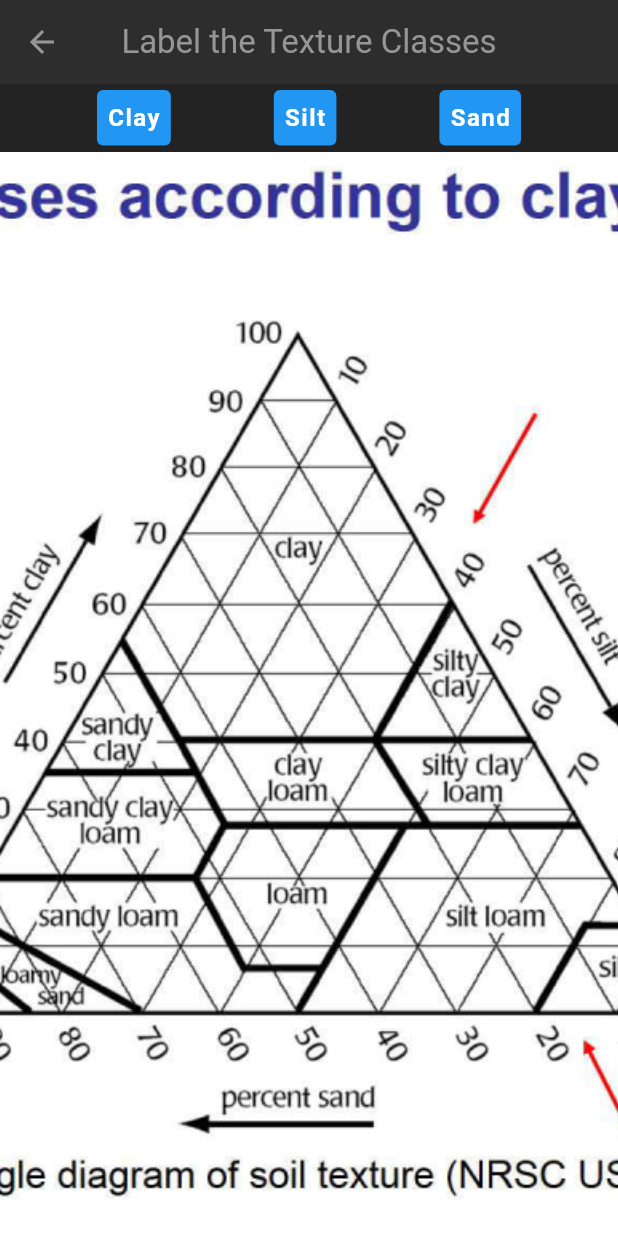
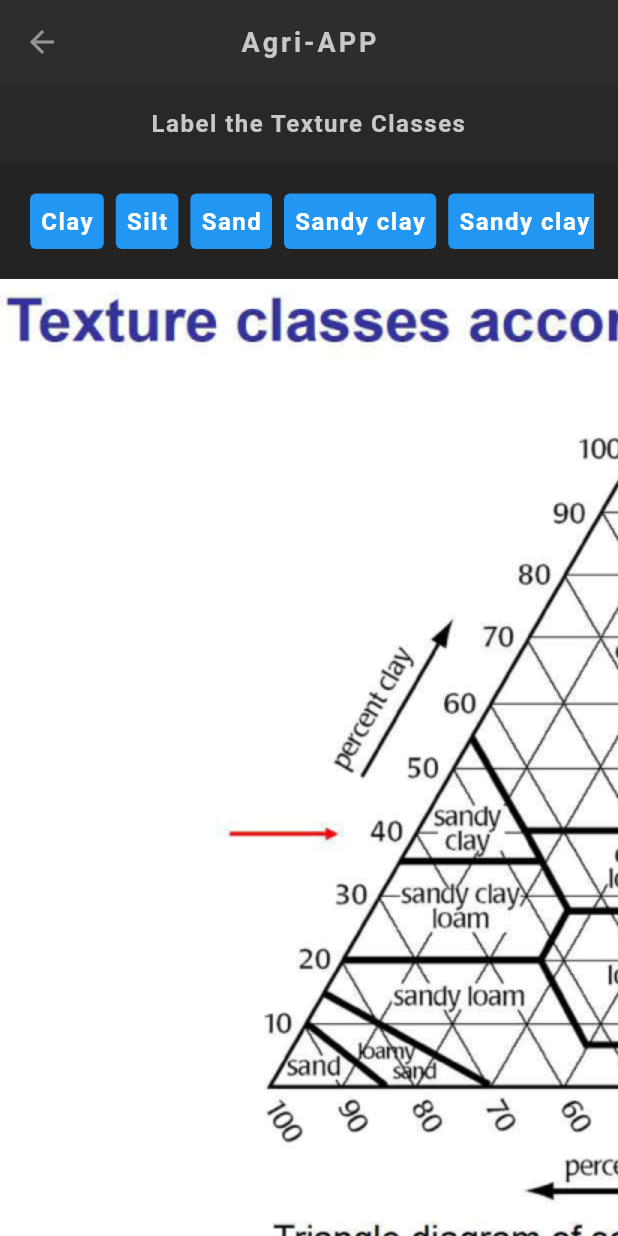
Before and after one commit to lopez-gina/app_agri, a Flutter app: the screen it shows after launch, after a tap on "Drag and Drop into markers Question", on a phone screen of 412 x 824 dp. Run offline on Flutter 3.47's test engine with Material 3 defaults, Android fonts, the phone set to English and light mode, and no system bars.

Commit message:
dragIntoMArkers updated

```diff
--- a/lib/screens/dragDrop.dart
+++ b/lib/screens/dragDrop.dart
@@ -1,12 +1,12 @@
 import 'package:flutter/material.dart';
 import '../globals.dart' as globals;
 
-class LeafLabelQuiz extends StatefulWidget {
+class Dragdrop extends StatefulWidget {
   @override
-  _LeafLabelQuizState createState() => _LeafLabelQuizState();
+  _DragdropState createState() => _DragdropState();
 }
 
-class _LeafLabelQuizState extends State<LeafLabelQuiz> {
+class _DragdropState extends State<Dragdrop> {
   double _scale = 1.0;
   double _previousScale = 1.0;
   Map<String, bool> labelPositions = {
--- a/lib/screens/dragDropMark.dart
+++ b/lib/screens/dragDropMark.dart
@@ -1,16 +1,29 @@
 import 'package:app_agri/models/polygon.dart';
 import 'package:flutter/material.dart';
+import '../globals.dart' as globals;
 
-class TextureClassQuiz extends StatefulWidget {
+class Dragdropmark extends StatefulWidget {
   @override
-  _TextureClassQuizState createState() => _TextureClassQuizState();
+  _DragdropmarkState createState() => _DragdropmarkState();
 }
 
-class _TextureClassQuizState extends State<TextureClassQuiz> {
+class _DragdropmarkState extends State<Dragdropmark> {
+  double _scale = 1.0;
+  double _previousScale = 1.0;
+
   final Map<String, bool> labelsPlaced = {
     'Clay': false,
     'Silt': false,
     'Sand': false,
+    'Sandy clay': false,
+    'Sandy clay loam': false,
+    'Sandy loam': false,
+    'Loamy sand': false,
+    'Loam': false,
+    'Clay loam': false,
+    'Silty clay': false,
+    'Silty clay loam': false,
+    'Silt loam': false,
   };
 
   final Map<String, Polygon> textureRegions = {
@@ -32,37 +45,129 @@ class _TextureClassQuizState extends State<TextureClassQuiz> {
       Offset(330, 250),
       Offset(280, 240),
     ]),
-    // Add the actual vertices for the regions
+    'Sandy clay': Polygon([
+      Offset(50, 50),
+      Offset(70, 60),
+      Offset(60, 80),
+      Offset(40, 70),
+    ]),
+    'Sandy clay loam': Polygon([
+      Offset(150, 50),
+      Offset(170, 60),
+      Offset(160, 80),
+      Offset(140, 70),
+    ]),
+    'Sandy loam': Polygon([
+      Offset(250, 50),
+      Offset(270, 60),
+      Offset(260, 80),
+      Offset(240, 70),
+    ]),
+    'Loamy sand': Polygon([
+      Offset(350, 50),
+      Offset(370, 60),
+      Offset(360, 80),
+      Offset(340, 70),
+    ]),
+    'Loam': Polygon([
+      Offset(450, 50),
+      Offset(470, 60),
+      Offset(460, 80),
+      Offset(440, 70),
+    ]),
+    'Clay loam': Polygon([
+      Offset(550, 50),
+      Offset(570, 60),
+      Offset(560, 80),
+      Offset(540, 70),
+    ]),
+    'Silty clay': Polygon([
+      Offset(650, 50),
+      Offset(670, 60),
+      Offset(660, 80),
+      Offset(640, 70),
+    ]),
+    'Silty clay loam': Polygon([
+      Offset(750, 50),
+      Offset(770, 60),
+      Offset(760, 80),
+      Offset(740, 70),
+    ]),
+    'Silt loam': Polygon([
+      Offset(850, 50),
+      Offset(870, 60),
+      Offset(860, 80),
+      Offset(840, 70),
+    ]),
   };
 
   @override
   Widget build(BuildContext context) {
     return Scaffold(
       appBar: AppBar(
-        title: Text('Label the Texture Classes'),
+        title: Text(
+          'Agri-APP',
+          style: Theme.of(context).textTheme.titleMedium,
+        ),
       ),
       body: Column(
         children: <Widget>[
+          Container(
+            width: double.infinity,
+            color: Theme.of(context).cardTheme.color,
+            padding: EdgeInsets.all(16),
+            child: Text(
+              'Label the Texture Classes',
+              style: Theme.of(context).textTheme.headlineMedium,
+              textAlign: TextAlign.center,
+            ),
+          ),
           // Draggable labels at the top
-          Row(
+          Padding(
+            padding: const EdgeInsets.all(16.0),
+            child: SingleChildScrollView(
+              scrollDirection: Axis.horizontal,
+              child: Row(
                 mainAxisAlignment: MainAxisAlignment.spaceEvenly,
                 children: labelsPlaced.keys.map((label) {
                   return _buildDraggable(label);
                 }).toList(),
               ),
-          // Image and drop targets below the draggable labels
+            ),
+          ),
+          // Image  below
           Expanded(
+            child: GestureDetector(
+              onScaleStart: (ScaleStartDetails details) {
+                _previousScale = _scale;
+              },
+              onScaleUpdate: (ScaleUpdateDetails details) {
+                setState(() {
+                  _scale = _previousScale * details.scale;
+                });
+              },
+              onScaleEnd: (ScaleEndDetails details) {
+                _previousScale = 1.0;
+              },
+              child: SingleChildScrollView(
+                scrollDirection: Axis.horizontal,
+                child: SingleChildScrollView(
+                  scrollDirection: Axis.vertical,
+                  child: Transform.scale(
+                    scale: _scale,
                     child: Stack(
                       children: <Widget>[
-                Positioned.fill(
-                  child: Image.asset(
+                        Image.asset(
                           'assets/texture_class.png',
                           fit: BoxFit.cover,
-                  ),
                         ),
                         ...textureRegions.keys
                             .map((label) => _buildCustomDragTarget(label)),
                       ],
+                    ),
+                  ),
+                ),
+              ),
             ),
           ),
         ],
@@ -114,7 +219,17 @@ class _TextureClassQuizState extends State<TextureClassQuiz> {
           if (region.contains(localOffset)) {
             setState(() {
               labelsPlaced[label] = true;
+              globals.globalScore++;
             });
+            ScaffoldMessenger.of(context).showSnackBar(const SnackBar(
+              content: Text('Correct!'),
+              duration: Duration(seconds: 1),
+            ));
+          } else {
+            ScaffoldMessenger.of(context).showSnackBar(const SnackBar(
+              content: Text('Incorrect. Try again!'),
+              duration: Duration(seconds: 1),
+            ));
           }
         },
       ),
--- a/lib/screens/home.dart
+++ b/lib/screens/home.dart
@@ -32,7 +32,7 @@ class HomeScreen extends StatelessWidget {
               onPressed: () {
                 Navigator.push(
                   context,
-                  MaterialPageRoute(builder: (context) => LeafLabelQuiz()),
+                  MaterialPageRoute(builder: (context) => Dragdrop()),
                 );
               },
               child: Text('Drag and Drop Question'),
@@ -47,7 +47,7 @@ class HomeScreen extends StatelessWidget {
               onPressed: () {
                 Navigator.push(
                   context,
-                  MaterialPageRoute(builder: (context) => TextureClassQuiz()),
+                  MaterialPageRoute(builder: (context) => Dragdropmark()),
                 );
               },
               child: Text('Drag and Drop into markers Question'),
```
Lines whose indentation alone changed are shown as unchanged.
